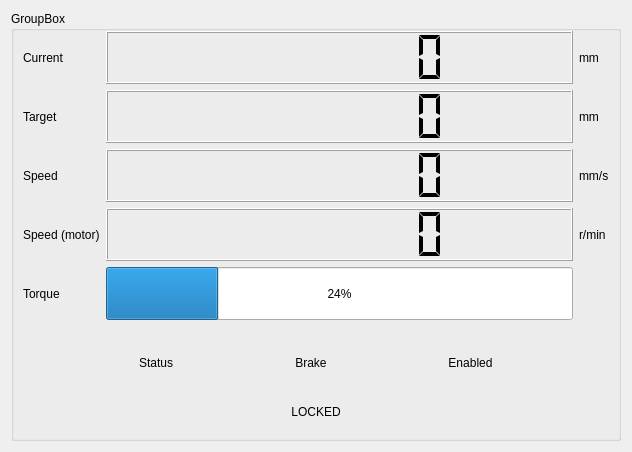
Above: GUI/forms/motorstats.ui from piotrpodlaski/rimokun before the change. Below: the same form after it.
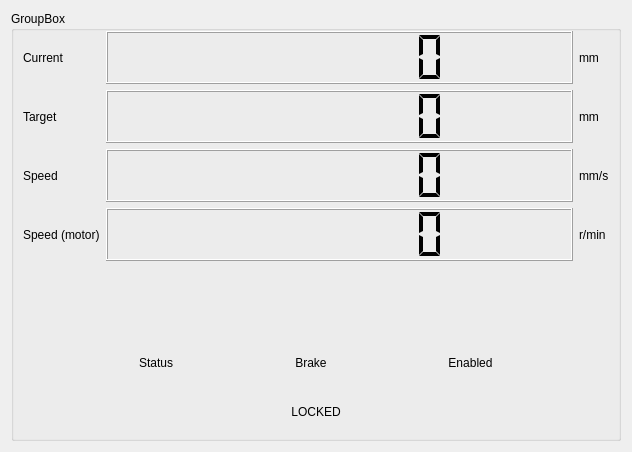
That is the form after the change. Custom widgets are drawn as their Qt base class.

Commit message: Replace torque bar with bidirectional speed command display

```diff
--- a/GUI/forms/motorstats.ui
+++ b/GUI/forms/motorstats.ui
@@ -179,23 +179,19 @@
         </item>
        </layout>
       </item>
-      <item row="4" column="1">
-       <widget class="QProgressBar" name="torquePercent">
+      <item row="4" column="0" colspan="3">
+       <widget class="SpeedCommandBar" name="speedCommandBar" native="true">
         <property name="sizePolicy">
          <sizepolicy hsizetype="Expanding" vsizetype="Preferred">
           <horstretch>0</horstretch>
           <verstretch>0</verstretch>
          </sizepolicy>
         </property>
-        <property name="value">
-         <number>24</number>
-        </property>
-       </widget>
-      </item>
-      <item row="4" column="0">
-       <widget class="QLabel" name="label_5">
-        <property name="text">
-         <string>Torque</string>
+        <property name="minimumSize">
+         <size>
+          <width>0</width>
+          <height>26</height>
+         </size>
         </property>
        </widget>
       </item>
@@ -317,6 +313,12 @@
    <header location="global">LedIndicator.hpp</header>
    <container>1</container>
   </customwidget>
+  <customwidget>
+   <class>SpeedCommandBar</class>
+   <extends>QWidget</extends>
+   <header location="global">SpeedCommandBar.hpp</header>
+   <container>1</container>
+  </customwidget>
  </customwidgets>
  <resources/>
  <connections/>
```
Left out of the diff: 8 changed lines with no effect on the pictures. The commit also changes 14 other files.
